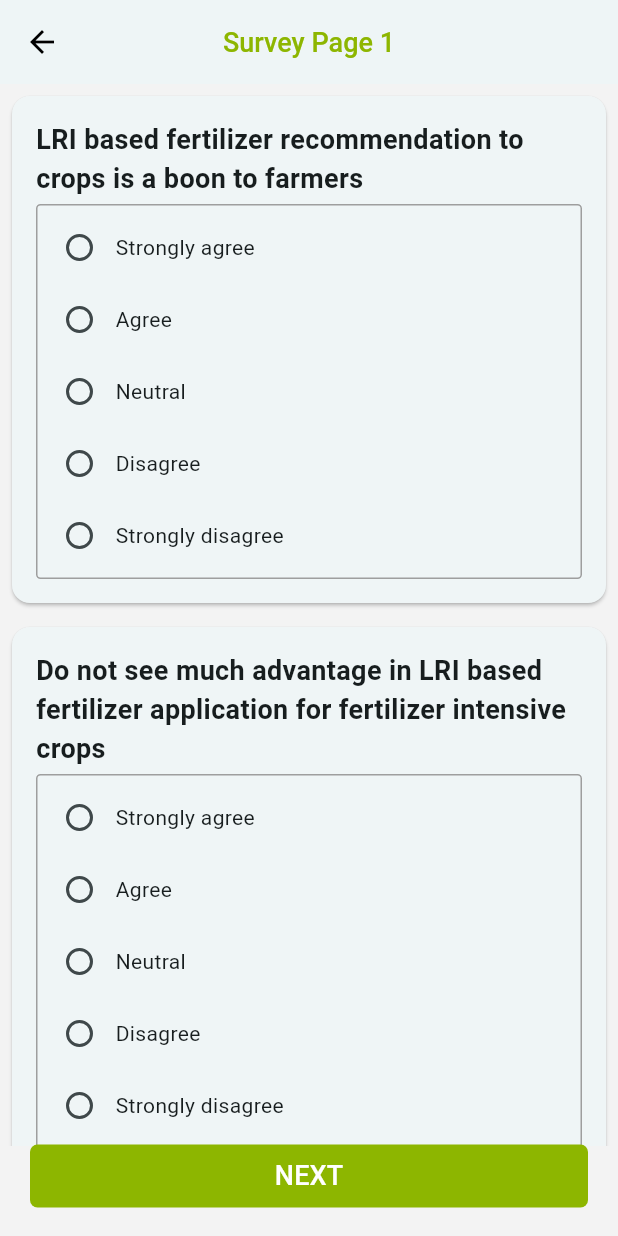
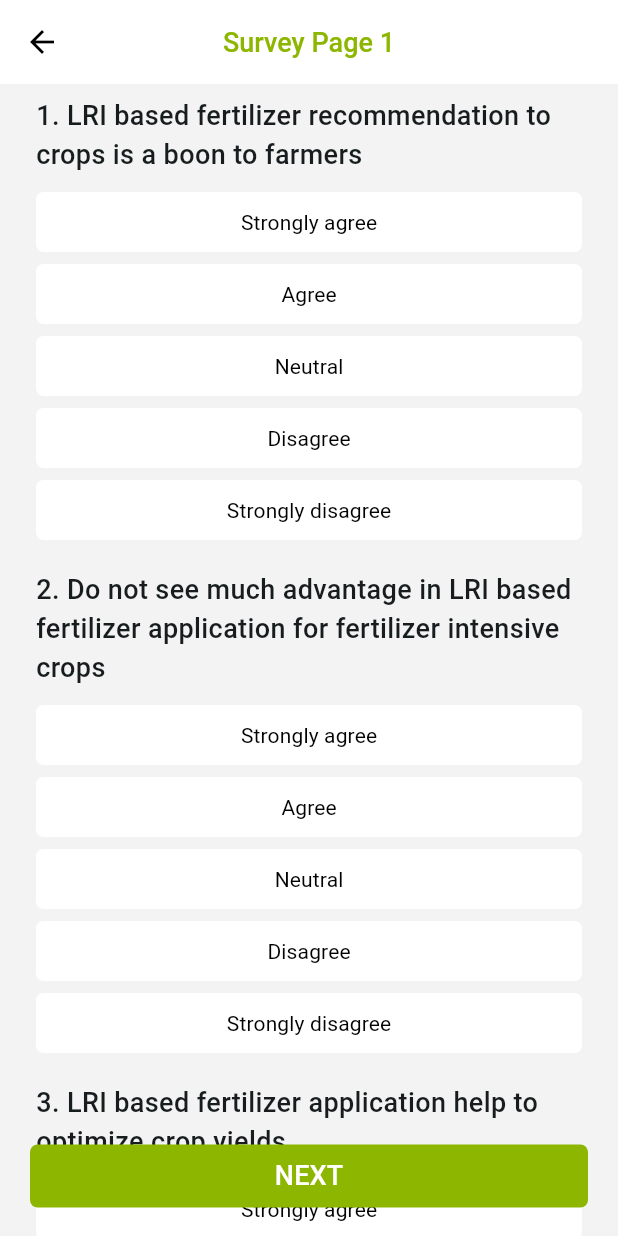
Before and after one commit to revanthraj28/GkVK, a Flutter app: the SurveyPage1 screen opened directly with empty values, on a phone screen of 412 x 824 dp. Run offline on Flutter 3.47's test engine with Material 3 defaults, Android fonts, the phone set to English and light mode, and no system bars; our stand-ins replace firebase_auth, firebase_core, get, get_storage, sqflite; accounts and stored records are empty.

Commit message:
Question widget done

```diff
--- a/lib/constants/surveydata.dart
+++ b/lib/constants/surveydata.dart
@@ -3,88 +3,88 @@ import 'package:gkvk/models/data_model.dart';
 
 List<Question> questionsPage1 = [
   Question(
-    questionText: 'LRI based fertilizer recommendation to crops is a boon to farmers',
+    questionText: '1. LRI based fertilizer recommendation to crops is a boon to farmers',
     options: ['Strongly agree', 'Agree', 'Neutral', 'Disagree', 'Strongly disagree'],
   ),
   Question(
-    questionText: 'Do not see much advantage in LRI based fertilizer application for fertilizer intensive crops',
+    questionText: '2. Do not see much advantage in LRI based fertilizer application for fertilizer intensive crops',
     options: ['Strongly agree', 'Agree', 'Neutral', 'Disagree', 'Strongly disagree'],
   ),
   Question(
-    questionText: 'LRI based fertilizer application help to optimize crop yields',
+    questionText: '3. LRI based fertilizer application help to optimize crop yields',
     options: ['Strongly agree', 'Agree', 'Neutral', 'Disagree', 'Strongly disagree'],
   ),
   Question(
-    questionText: 'LRI based fertilizer application is suitable for dryland crops only ',
+    questionText: '4. LRI based fertilizer application is suitable for dryland crops only ',
     options: ['Strongly agree', 'Agree', 'Neutral', 'Disagree', 'Strongly disagree'],
   ),
   Question(
-    questionText: 'LRI based fertilizer application do not harm useful microorganisms present in the soil',
+    questionText: '5. LRI based fertilizer application do not harm useful microorganisms present in the soil',
     options: ['Strongly agree', 'Agree', 'Neutral', 'Disagree', 'Strongly disagree'],
   ),
   Question(
-    questionText: 'The RSK staff are competent to guide on fertilizers dosage for crops based on LRI card',
+    questionText: '6. The RSK staff are competent to guide on fertilizers dosage for crops based on LRI card',
     options: ['Strongly agree', 'Agree', 'Neutral', 'Disagree', 'Strongly disagree'],
   ),
   Question(
-    questionText: 'The information presented in LRI card is enough to take rational decisions on nutrients’ selection',
+    questionText: '7. The information presented in LRI card is enough to take rational decisions on nutrients’ selection',
     options: ['Strongly agree', 'Agree', 'Neutral', 'Disagree', 'Strongly disagree'],
   ),
   Question(
-    questionText: 'The accuracy of information presented in LRI card is doubtful',
+    questionText: '8. The accuracy of information presented in LRI card is doubtful',
     options: ['Strongly agree', 'Agree', 'Neutral', 'Disagree', 'Strongly disagree'],
   ),
   Question(
-    questionText: 'Not sure of getting better economic gains by adopting LRI based fertilizer application',
+    questionText: '9. Not sure of getting better economic gains by adopting LRI based fertilizer application',
     options: ['Strongly agree', 'Agree', 'Neutral', 'Disagree', 'Strongly disagree'],
   ),
   Question(
-    questionText: 'LRI based approach help to save cost of fertilizers compare to indiscriminate use',
+    questionText: '10. LRI based approach help to save cost of fertilizers compare to indiscriminate use',
     options: ['Strongly agree', 'Agree', 'Neutral', 'Disagree', 'Strongly disagree'],
   ),
   Question(
-    questionText: 'Local Fertilizer Dealers’ advice on fertilizer dosage is more dependable as they know soil characteristics and crop needs of the locality',
+    questionText: '11. Local Fertilizer Dealers’ advice on fertilizer dosage is more dependable as they know soil characteristics and crop needs of the locality',
     options: ['Strongly agree', 'Agree', 'Neutral', 'Disagree', 'Strongly disagree'],
   ),
   // Add more questions as needed
 ];
 List<Question> questionsPage2 = [
   Question(
-    questionText: 'Format or layout of presentation of information in LRI card',
+    questionText: '1. Format or layout of presentation of information in LRI card',
     options: ['Very Much', 'Much', 'Not'],
   ),
   Question(
-    questionText: 'Adequacy of information presented in LRI card ',
+    questionText: '2. Adequacy of information presented in LRI card ',
     options: ['Very Much', 'Much', 'Not'],
   ),
   Question(
-    questionText: 'Usefulness of information presented in LRI card',
+    questionText: '3. Usefulness of information presented in LRI card',
     options: ['Very Much', 'Much', 'Not'],
   ),
   Question(
-    questionText: 'Easiness to understand the contents of LRI card for its application',
+    questionText: '4. Easiness to understand the contents of LRI card for its application',
     options: ['Very Much', 'Much', 'Not'],
   ),
   Question(
-    questionText: 'Adopt LRI based fertilizer application to crops grown by me',
+    questionText: '5. Adopt LRI based fertilizer application to crops grown by me',
     options: ['Very Much', 'Much', 'Not'],
   ),
 ];
 List<Question> questionsPage3 = [
   Question(
-    questionText: 'Whose advice do you seek to decide the type and quantity of fertilizers?',
+    questionText: '1. Whose advice do you seek to decide the type and quantity of fertilizers?',
     options: ['On my own', 'Fertilizer dealer', 'RSK staff', 'Neighbors'],
   ),
   Question(
-    questionText: 'What is the most appropriate information source to decide required quantities of fertilizers for the crops?',
+    questionText: '2. What is the most appropriate information source to decide required quantities of fertilizers for the crops?',
     options: ['Own experience', 'Package of practices', 'Soil test report', 'LRI card'],
   ),
   Question(
-    questionText: 'Have you applied fertilizers as per LRI card?',
+    questionText: '3. Have you applied fertilizers as per LRI card?',
     options: ['No', 'Not aware', 'Not skillful to use LRI information', 'Yes'],
   ),
   Question(
-    questionText: 'If you have applied fertilizers as per LRI card, what is your opinion?',
+    questionText: '4. If you have applied fertilizers as per LRI card, what is your opinion?',
     options: [
       'Cannot differentiate the benefits of conventional and LRI approach',
       'Able to save fertilizer cost',
@@ -93,7 +93,7 @@ List<Question> questionsPage3 = [
     ],
   ),
   Question(
-    questionText: 'If you are trained on the use of LRI cards, will you follow LRI based fertilizer application?',
+    questionText: '5. If you are trained on the use of LRI cards, will you follow LRI based fertilizer application?',
     options: [
       'No',
       'Try next season/year',
--- /dev/null
+++ b/lib/shared/components/Question/option_button_group.dart
@@ -0,0 +1,46 @@
+import 'package:flutter/material.dart';
+
+class OptionButtonGroup extends StatelessWidget {
+  final List<String> options;
+  final String? selectedOption;
+  final Function(String?) onPressed;
+
+  const OptionButtonGroup({
+    super.key,
+    required this.options,
+    required this.selectedOption,
+    required this.onPressed,
+  });
+
+  @override
+  Widget build(BuildContext context) {
+    return Wrap(
+      spacing: 5,
+      runSpacing: 0,
+      children: options
+          .map(
+            (option) => SizedBox(
+          width: MediaQuery.of(context).size.width - 40,
+          child: ElevatedButton(
+            onPressed: () => onPressed(option),
+            style: ElevatedButton.styleFrom(
+              backgroundColor: option == selectedOption ? const Color(0xFF8DB600) : Colors.white,
+              foregroundColor: option == selectedOption ? Colors.white : Colors.black,
+              shape: RoundedRectangleBorder(
+                borderRadius: BorderRadius.circular(5.0),
+              ),
+              elevation: 0,
+            ),
+            child: Text(
+              option,
+              style: const TextStyle(
+                fontWeight: FontWeight.w400,
+              ),
+            ),
+          ),
+        ),
+      )
+          .toList(),
+    );
+  }
+}
--- /dev/null
+++ b/lib/shared/components/Question/question_container.dart
@@ -0,0 +1,38 @@
+import 'package:flutter/material.dart';
+import 'option_button_group.dart';
+import 'package:gkvk/models/data_model.dart';
+
+class QuestionContainer extends StatelessWidget {
+  final Question question;
+  final ValueChanged<String?> onChanged;
+  final String? selectedOption;
+
+  const QuestionContainer({super.key, required this.question, required this.onChanged, this.selectedOption});
+
+  @override
+  Widget build(BuildContext context) {
+    return Container(
+      margin: const EdgeInsets.only(left: 8, right: 8),
+      padding: const EdgeInsets.only(left: 16, right: 16, top: 8, bottom: 8),
+      decoration: BoxDecoration(
+        color: Colors.transparent,
+        borderRadius: BorderRadius.circular(8.0),
+      ),
+      child: Column(
+        crossAxisAlignment: CrossAxisAlignment.start,
+        children: [
+          Text(
+            question.questionText,
+            style: const TextStyle(fontSize: 18.0, fontWeight: FontWeight.w500),
+          ),
+          const SizedBox(height: 8.0),
+          OptionButtonGroup(
+            options: question.options,
+            selectedOption: selectedOption,
+            onPressed: onChanged,
+          ),
+        ],
+      ),
+    );
+  }
+}
--- a/lib/views/Generate_id/Completedetails/GenerateFarmersid/GenerateFarmersId_view.dart
+++ b/lib/views/Generate_id/Completedetails/GenerateFarmersid/GenerateFarmersId_view.dart
@@ -120,7 +120,7 @@ class GenerateFarmersIdPage extends StatelessWidget {
                 fontWeight: FontWeight.w500,
               ),
             ),
-            iconTheme: const IconThemeData(color: Colors.black),
+            iconTheme: const IconThemeData(color: Color(0xFF8DB600)),
           ),
           body: SafeArea(
             child: SingleChildScrollView(
--- a/lib/views/Generate_id/Completedetails/Watersheddetails/watersheddetails.dart
+++ b/lib/views/Generate_id/Completedetails/Watersheddetails/watersheddetails.dart
@@ -145,7 +145,7 @@ class WatershedView extends StatelessWidget {
               fontWeight: FontWeight.w500,
             ),
           ),
-          iconTheme: const IconThemeData(color: Colors.black),
+          iconTheme: const IconThemeData(color: Color(0xFF8DB600)),
         ),
         body: SafeArea(
           child: SingleChildScrollView(
--- a/lib/views/Generate_id/detailsofCrops/Surveypages/Surveypages1.dart
+++ b/lib/views/Generate_id/detailsofCrops/Surveypages/Surveypages1.dart
@@ -5,6 +5,7 @@ import 'package:gkvk/constants/surveydata.dart';
 import 'package:gkvk/views/Generate_id/detailsofCrops/Surveypages/Surveypages2.dart';
 import 'package:gkvk/shared/components/CustomTextButton.dart';
 import 'package:gkvk/database/survey_page1_db.dart';
+import 'package:gkvk/shared/components/Question/question_container.dart';  // Import your new component
 
 class SurveyPage1 extends StatefulWidget {
   final int aadharId;
@@ -24,7 +25,7 @@ class _SurveyPage1State extends State<SurveyPage1> {
   }
 
   Widget buildQuestion(Question question, int index) {
-    return QuestionCard(
+    return QuestionContainer(
       question: question,
       onChanged: (value) {
         _handleOptionChange(index, value);
@@ -87,7 +88,6 @@ class _SurveyPage1State extends State<SurveyPage1> {
     return Scaffold(
       appBar: AppBar(
         backgroundColor: Colors.white,
-        elevation: 2,
         centerTitle: true,
         title: const Text(
           'Survey Page 1',
@@ -106,13 +106,15 @@ class _SurveyPage1State extends State<SurveyPage1> {
             children: [
               Expanded(
                 child: ListView.builder(
-                  itemCount: questionsPage1.length,
+                  itemCount: questionsPage1.length + 1,  // Increase item count by 1
                   itemBuilder: (context, index) {
+                    if (index == questionsPage1.length) {
+                      return SizedBox(height: 60);  // Add SizedBox at the end
+                    }
                     return buildQuestion(questionsPage1[index], index);
                   },
                 ),
               ),
-              const SizedBox(height: 60),
             ],
           ),
         ),
@@ -129,54 +131,3 @@ class _SurveyPage1State extends State<SurveyPage1> {
     );
   }
 }
-
-class QuestionCard extends StatelessWidget {
-  final Question question;
-  final ValueChanged<String?> onChanged;
-  final String? selectedOption;
-
-  const QuestionCard({super.key, required this.question, required this.onChanged, this.selectedOption});
-
-  @override
-  Widget build(BuildContext context) {
-    return Card(
-      margin: const EdgeInsets.all(8.0),
-      child: Padding(
-        padding: const EdgeInsets.all(16.0),
-        child: Column(
-          crossAxisAlignment: CrossAxisAlignment.start,
-          children: [
-            Text(
-              question.questionText,
-              style: const TextStyle(fontSize: 18.0, fontWeight: FontWeight.bold),
-            ),
-            Container(
-              margin: const EdgeInsets.only(top: 4.0),
-              padding: const EdgeInsets.all(4.0),
-              decoration: BoxDecoration(
-                border: Border.all(color: Colors.grey),
-                borderRadius: BorderRadius.circular(3.0),
-              ),
-              child: Column(
-                crossAxisAlignment: CrossAxisAlignment.start,
-                children: question.options.map((option) {
-                  return Row(
-                    children: [
-                      Radio<String>(
-                        value: option,
-                        groupValue: selectedOption,
-                        onChanged: onChanged,
-                        activeColor: const Color(0xFF8DB600),
-                      ),
-                      Text(option),
-                    ],
-                  );
-                }).toList(),
-              ),
-            ),
-          ],
-        ),
-      ),
-    );
-  }
-}
```
